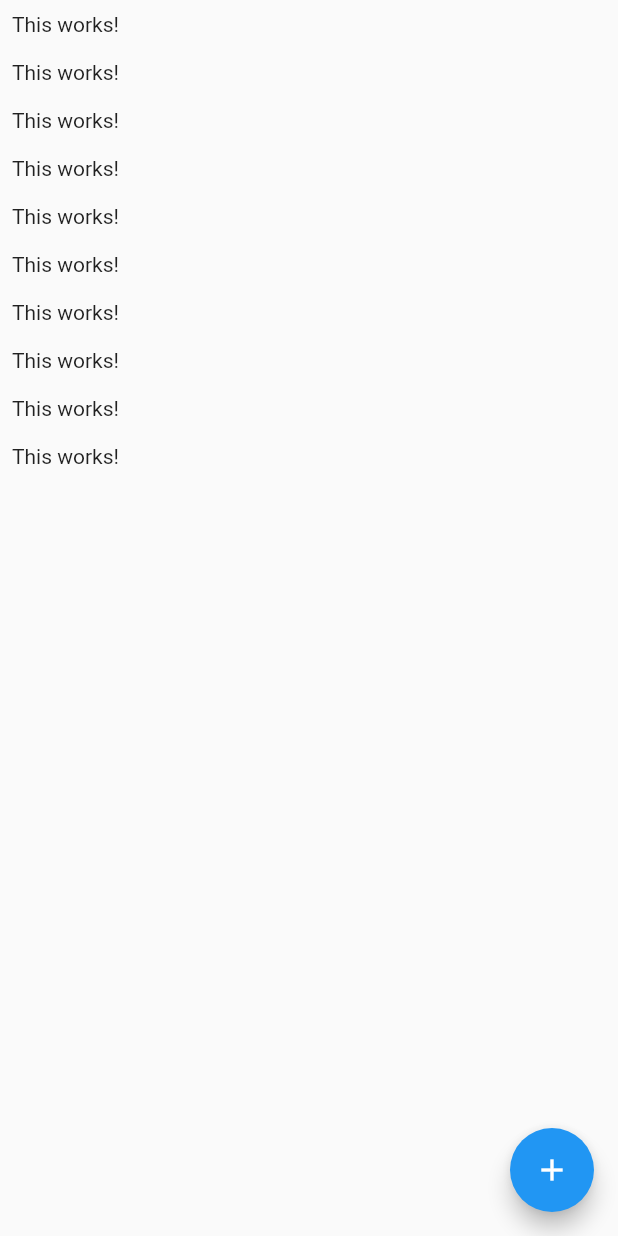
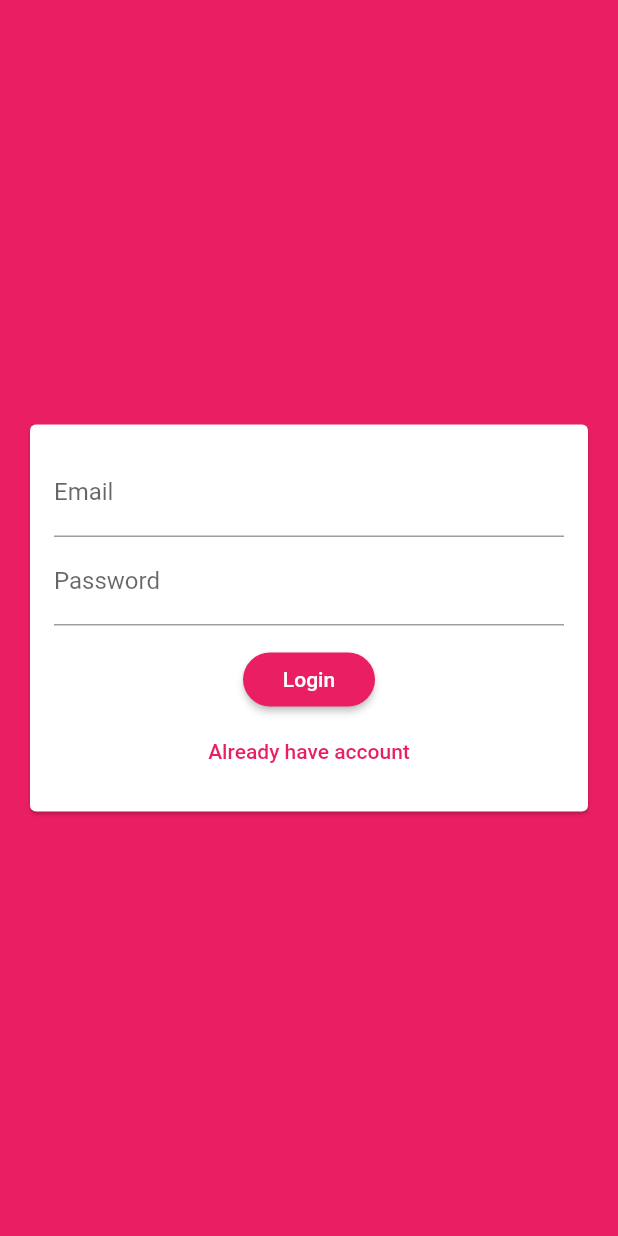
Before and after one commit to erinkelsey/chatapp-flutter, a Flutter app: the screen it shows after launch, on a phone screen of 412 x 824 dp. Run offline on Flutter 3.47's test engine with Material 2 defaults, Android fonts, the phone set to English and light mode, and no system bars; our stand-ins replace cloud_firestore; accounts and stored records are empty.

Commit message:
Create basic auth form for logging in and signing up.

```diff
--- a/lib/main.dart
+++ b/lib/main.dart
@@ -1,6 +1,7 @@
 import 'package:flutter/material.dart';
 
 import './screens/chat_screen.dart';
+import './screens/auth_screen.dart';
 
 void main() {
   runApp(MyApp());
@@ -12,9 +13,19 @@ class MyApp extends StatelessWidget {
     return MaterialApp(
       title: 'Flutter Chat',
       theme: ThemeData(
-        primarySwatch: Colors.blue,
+        primarySwatch: Colors.pink,
+        backgroundColor: Colors.pink,
+        accentColor: Colors.deepPurple,
+        accentColorBrightness: Brightness.dark,
+        buttonTheme: ButtonTheme.of(context).copyWith(
+          buttonColor: Colors.pink,
+          textTheme: ButtonTextTheme.primary,
+          shape: RoundedRectangleBorder(
+            borderRadius: BorderRadius.circular(20),
+          ),
+        ),
       ),
-      home: ChatScreen(),
+      home: AuthScreen(),
     );
   }
 }
--- a/lib/screens/auth_screen.dart
+++ b/lib/screens/auth_screen.dart
@@ -0,0 +1,25 @@
+import 'package:flutter/material.dart';
+
+import '../widgets/auth_form.dart';
+
+class AuthScreen extends StatefulWidget {
+  @override
+  _AuthScreenState createState() => _AuthScreenState();
+}
+
+class _AuthScreenState extends State<AuthScreen> {
+  void _submitAuthForm(
+    String email,
+    String password,
+    String usename,
+    bool isLogin,
+  ) {}
+
+  @override
+  Widget build(BuildContext context) {
+    return Scaffold(
+      backgroundColor: Theme.of(context).primaryColor,
+      body: AuthForm(_submitAuthForm),
+    );
+  }
+}
--- /dev/null
+++ b/lib/widgets/auth_form.dart
@@ -0,0 +1,117 @@
+import 'package:flutter/material.dart';
+
+class AuthForm extends StatefulWidget {
+  AuthForm(this.submitFn);
+
+  final void Function(
+    String email,
+    String password,
+    String userName,
+    bool isLogin,
+  ) submitFn;
+
+  @override
+  _AuthFormState createState() => _AuthFormState();
+}
+
+class _AuthFormState extends State<AuthForm> {
+  final _formKey = GlobalKey<FormState>();
+  var _isLogin = true;
+
+  String _userEmail = '';
+  String _userName = '';
+  String _userPassword = '';
+
+  void _trySubmit() {
+    final isValid = _formKey.currentState.validate();
+
+    FocusScope.of(context).unfocus(); // close keyboard
+
+    if (isValid) {
+      _formKey.currentState.save(); // call onSaved
+      widget.submitFn(_userEmail, _userName, _userPassword, _isLogin);
+    }
+  }
+
+  @override
+  Widget build(BuildContext context) {
+    return Center(
+      child: Container(
+        constraints: BoxConstraints(maxWidth: 500, minWidth: 500),
+        child: Card(
+          margin: EdgeInsets.all(20),
+          child: SingleChildScrollView(
+            child: Padding(
+              padding: EdgeInsets.all(16),
+              child: Form(
+                key: _formKey,
+                child: Column(
+                  mainAxisSize: MainAxisSize.min,
+                  children: <Widget>[
+                    TextFormField(
+                      key: ValueKey('email'),
+                      validator: (value) {
+                        if (value.isEmpty || !value.contains('@'))
+                          return 'Please enter a valid email address';
+                        return null;
+                      },
+                      keyboardType: TextInputType.emailAddress,
+                      decoration: InputDecoration(
+                        labelText: 'Email',
+                      ),
+                      onSaved: (value) {
+                        _userEmail = value;
+                      },
+                    ),
+                    if (!_isLogin)
+                      TextFormField(
+                        key: ValueKey('username'),
+                        validator: (value) {
+                          if (value.isEmpty || value.length < 4)
+                            return 'Please enter at least 4 characters.';
+                          return null;
+                        },
+                        decoration: InputDecoration(labelText: 'Username'),
+                        onSaved: (value) {
+                          _userName = value;
+                        },
+                      ),
+                    TextFormField(
+                      key: ValueKey('password'),
+                      validator: (value) {
+                        if (value.isEmpty || value.length < 7)
+                          return 'Password must have at least 7 characters.';
+                        return null;
+                      },
+                      decoration: InputDecoration(labelText: 'Password'),
+                      obscureText: true,
+                      onSaved: (value) {
+                        _userPassword = value;
+                      },
+                    ),
+                    SizedBox(height: 12),
+                    RaisedButton(
+                      child: Text(_isLogin ? 'Login' : 'Signup'),
+                      onPressed: _trySubmit,
+                    ),
+                    FlatButton(
+                      textColor: Theme.of(context).primaryColor,
+                      child: Text(!_isLogin
+                          ? 'Create new account'
+                          : 'Already have account'),
+                      onPressed: () {
+                        setState(() {
+                          _isLogin = !_isLogin;
+                        });
+                      },
+                    ),
+                  ],
+                ),
+              ),
+            ),
+          ),
+        ),
+      ),
+    );
+  }
+}
```
Also changed, not shown: lib/screens/chat_screen.dart (+21 -12 lines).
